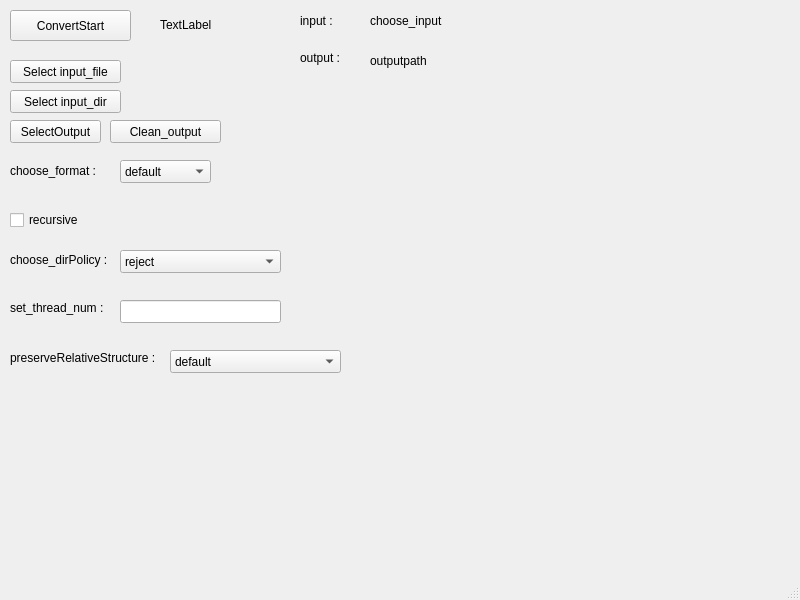
Before: the Qt Designer form Qt_gui_Module/mainwindow.ui in suku156/rtf_convert, drawn with Qt 5.
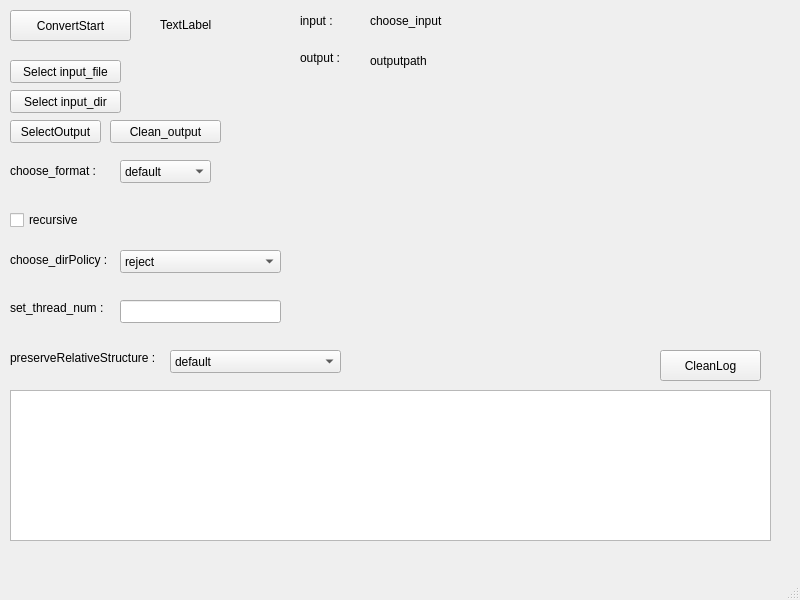
After: the same form once the commit is applied.

Commit message: 在ｇｕｉ　中加入了顯示ｌｏｇ區來擴充回饋＂

```diff
--- a/Qt_gui_Module/mainwindow.ui
+++ b/Qt_gui_Module/mainwindow.ui
@@ -305,6 +305,29 @@
      <string>TextLabel</string>
     </property>
    </widget>
+   <widget class="QPlainTextEdit" name="plainTextEdit_log">
+    <property name="geometry">
+     <rect>
+      <x>10</x>
+      <y>390</y>
+      <width>761</width>
+      <height>151</height>
+     </rect>
+    </property>
+   </widget>
+   <widget class="QPushButton" name="btnCleanLog">
+    <property name="geometry">
+     <rect>
+      <x>660</x>
+      <y>350</y>
+      <width>101</width>
+      <height>31</height>
+     </rect>
+    </property>
+    <property name="text">
+     <string>CleanLog</string>
+    </property>
+   </widget>
   </widget>
   <widget class="QMenuBar" name="menubar">
    <property name="geometry">
```
The commit also changes 2 other files.
